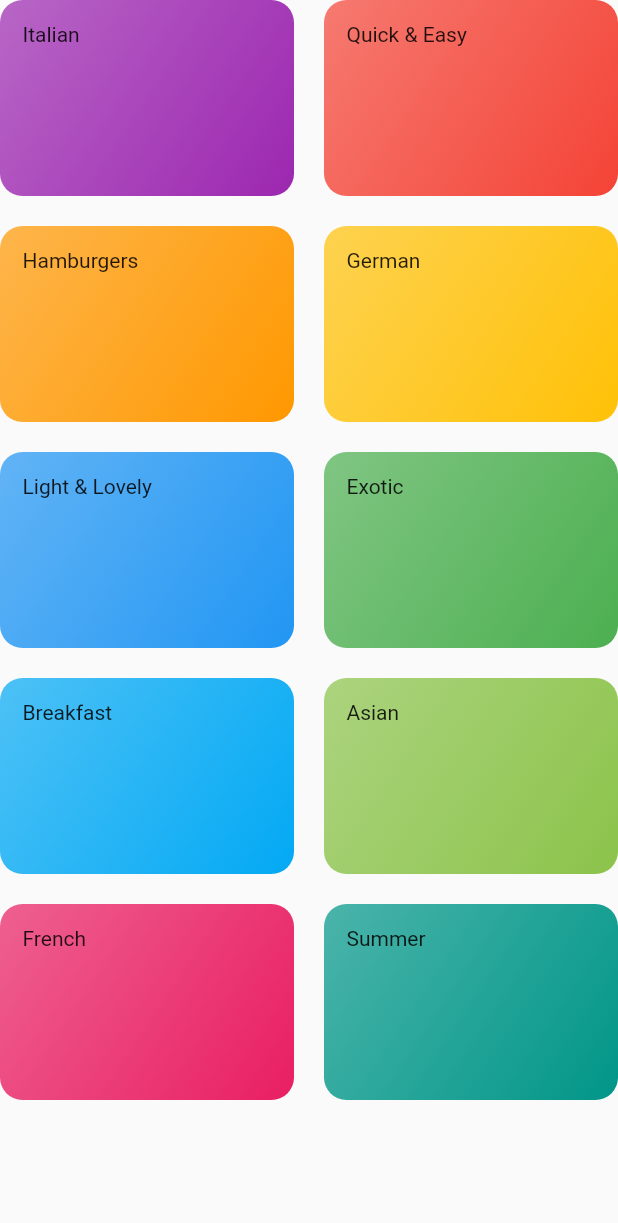
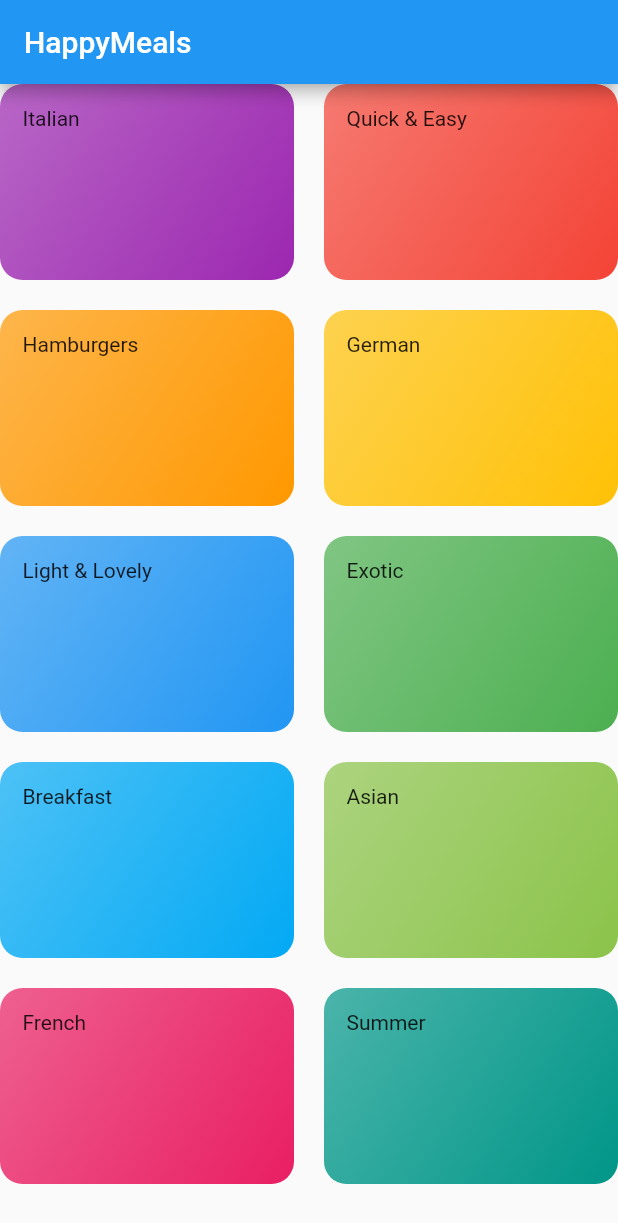
Before and after one commit to iamartyaa/HappyMeals-App, a Flutter app: the CategoriesScreen screen opened directly, on a phone screen of 412 x 824 dp. Shown: the top 1223 px of the screen. Run offline on Flutter 3.47's test engine with Material 2 defaults, Android fonts, the light colour scheme and no system bars.

```diff
--- a/lib/categories_screen.dart
+++ b/lib/categories_screen.dart
@@ -8,7 +8,11 @@
 
   @override
   Widget build(BuildContext context) {
-    return GridView(
+    return Scaffold(
+      appBar: AppBar(
+        title: const Text('HappyMeals'),
+      ),
+      body: GridView(
         children: [
           ...DUMMY_CATEGORIES.map((catData) {
             return CategoryItem(title: catData.title, color: catData.color);
@@ -20,6 +24,7 @@
           crossAxisSpacing: 20,
           mainAxisSpacing: 20,
         ),
+      ),
     );
   }
 }
```
Also changed, not shown: lib/main.dart (+1 -23 lines). Lines whose indentation alone changed are shown as unchanged.
